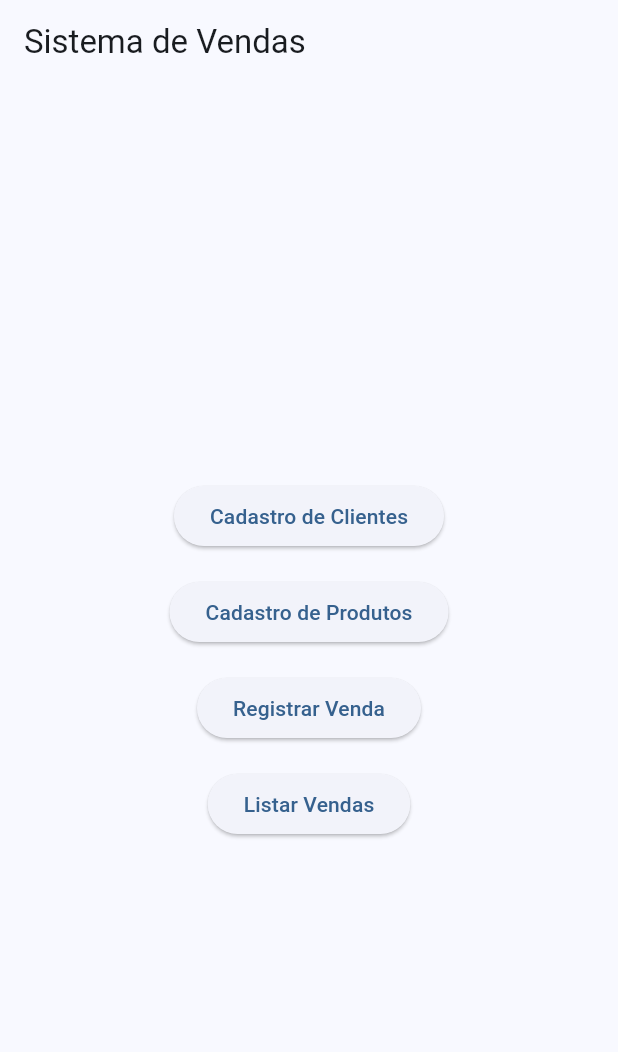
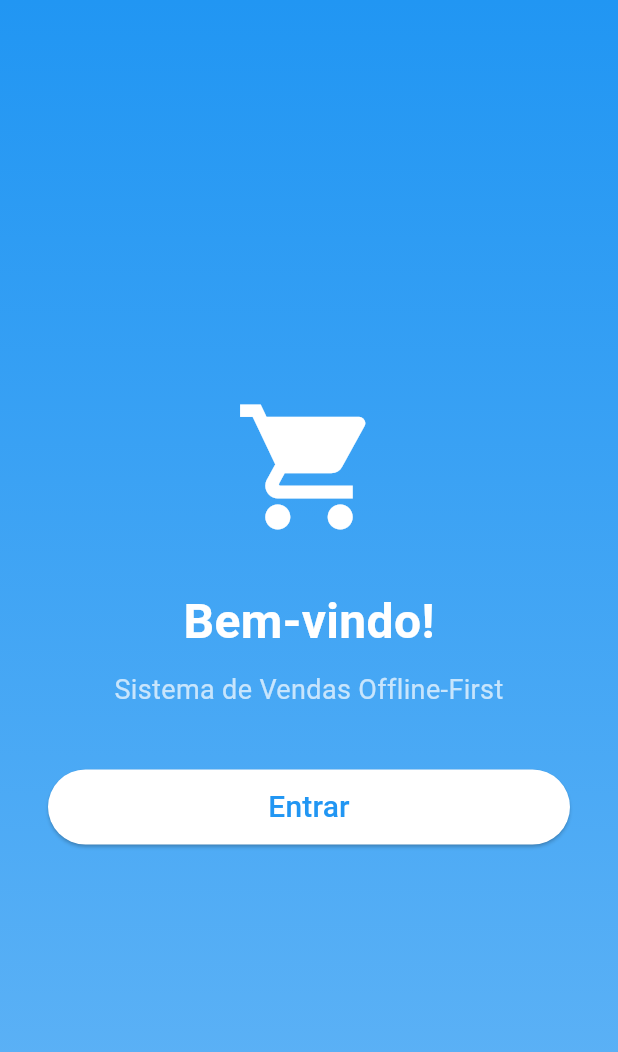
Before and after one commit to crystybarros/app_vendas, a Flutter app: the screen it shows after launch, on a phone screen of 412 x 824 dp. Shown: the top 1052 px of the screen. Run offline on Flutter 3.47's test engine with Material 3 defaults, Android fonts, the light colour scheme and no system bars; our stand-ins replace connectivity_plus, hive, hive_flutter, shelf; missing offline and left inert: shelf_router, sqlite3; accounts and stored records are empty.

Commit message:
Página de Bem vindo

```diff
--- a/venda_app/lib/main.dart
+++ b/venda_app/lib/main.dart
@@ -1,13 +1,12 @@
 import 'package:flutter/material.dart';
 import 'storage/hive_client.dart';
 import 'storage/hive_product.dart';
-import 'pages/home_page.dart'; // import da tela inicial
 import 'storage/hive_sale.dart';
+import 'pages/welcome_page.dart';
 
 void main() async {
   WidgetsFlutterBinding.ensureInitialized();
 
-  // Inicializa Hive
   await HiveClientDB.init();
   await HiveProductDB.init();
   await HiveSaleDB.init();
@@ -27,7 +26,7 @@ class MyApp extends StatelessWidget {
         useMaterial3: true,
         colorSchemeSeed: Colors.blue,
       ),
-      home: const HomePage(),
+      home: const WelcomePage(),
     );
   }
 }
--- /dev/null
+++ b/venda_app/lib/pages/welcome_page.dart
@@ -0,0 +1,69 @@
+import 'package:flutter/material.dart';
+import 'home_page.dart';
+
+class WelcomePage extends StatelessWidget {
+  const WelcomePage({super.key});
+
+  @override
+  Widget build(BuildContext context) {
+    return Scaffold(
+      body: Container(
+        width: double.infinity,
+        padding: const EdgeInsets.all(32),
+        decoration: const BoxDecoration(
+          gradient: LinearGradient(
+            colors: [Color(0xFF2196F3), Color(0xFF64B5F6)],
+            begin: Alignment.topCenter,
+            end: Alignment.bottomCenter,
+          ),
+        ),
+        child: Column(
+          mainAxisAlignment: MainAxisAlignment.center,
+          children: [
+            const Icon(
+              Icons.shopping_cart,
+              size: 100,
+              color: Colors.white,
+            ),
+            const SizedBox(height: 30),
+            const Text(
+              "Bem-vindo!",
+              style: TextStyle(
+                fontSize: 32,
+                color: Colors.white,
+                fontWeight: FontWeight.bold,
+              ),
+            ),
+            const SizedBox(height: 10),
+            const Text(
+              "Sistema de Vendas Offline-First",
+              textAlign: TextAlign.center,
+              style: TextStyle(
+                fontSize: 18,
+                color: Colors.white70,
+              ),
+            ),
+            const SizedBox(height: 40),
+            ElevatedButton(
+              style: ElevatedButton.styleFrom(
+                backgroundColor: Colors.white,
+                foregroundColor: Colors.blue,
+                minimumSize: const Size(double.infinity, 50),
+              ),
+              onPressed: () {
+                Navigator.pushReplacement(
+                  context,
+                  MaterialPageRoute(builder: (_) => const HomePage()),
+                );
+              },
+              child: const Text(
+                "Entrar",
+                style: TextStyle(fontSize: 20),
+              ),
+            )
+          ],
+        ),
+      ),
+    );
+  }
+}
```
Also changed, not shown: venda_app/lib/pages/home_page.dart (+74 -2 lines).
